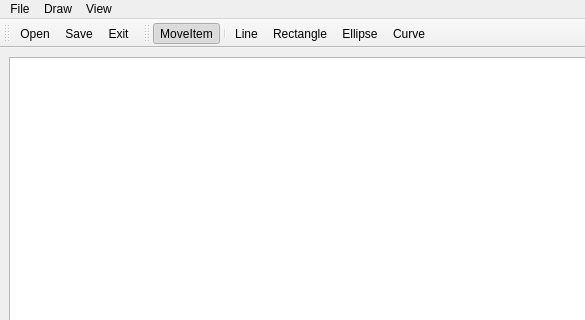
First picture: the form in src/rsised/mainwindow.ui, repository ViktorAH14/rsised, before the edit; both pictures show x 0 to 585 and y 0 to 320 of the 1180 by 690 pixel window.
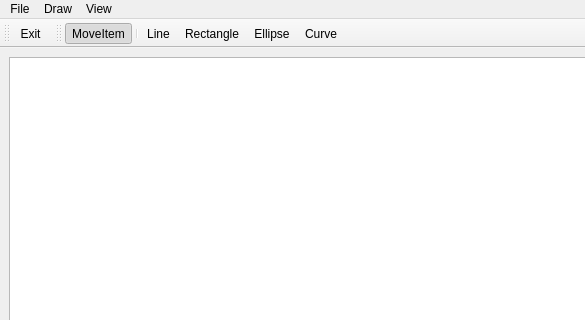
Second picture: the form after the edit. Icons and pictures are not drawn.

What changed in the file:
```diff
--- a/src/rsised/mainwindow.ui
+++ b/src/rsised/mainwindow.ui
@@ -68,8 +68,6 @@
    <attribute name="toolBarBreak">
     <bool>false</bool>
    </attribute>
-   <addaction name="actionOpen"/>
-   <addaction name="actionSave"/>
    <addaction name="actionExit"/>
   </widget>
   <widget class="QToolBar" name="simpleDrawToolBar">
@@ -99,7 +97,7 @@
      <normaloff>:/images/icons/openfolder.png</normaloff>:/images/icons/openfolder.png</iconset>
    </property>
    <property name="text">
-    <string>Open</string>
+    <string>Open SVG</string>
    </property>
    <property name="toolTip">
     <string>Open file</string>
@@ -129,7 +127,7 @@
      <normaloff>:/images/icons/save.png</normaloff>:/images/icons/save.png</iconset>
    </property>
    <property name="text">
-    <string>Save</string>
+    <string>Save SVG</string>
    </property>
    <property name="toolTip">
     <string>Save file</string>
```
Left out of the diff: 67 changed lines with no effect on the pictures.
